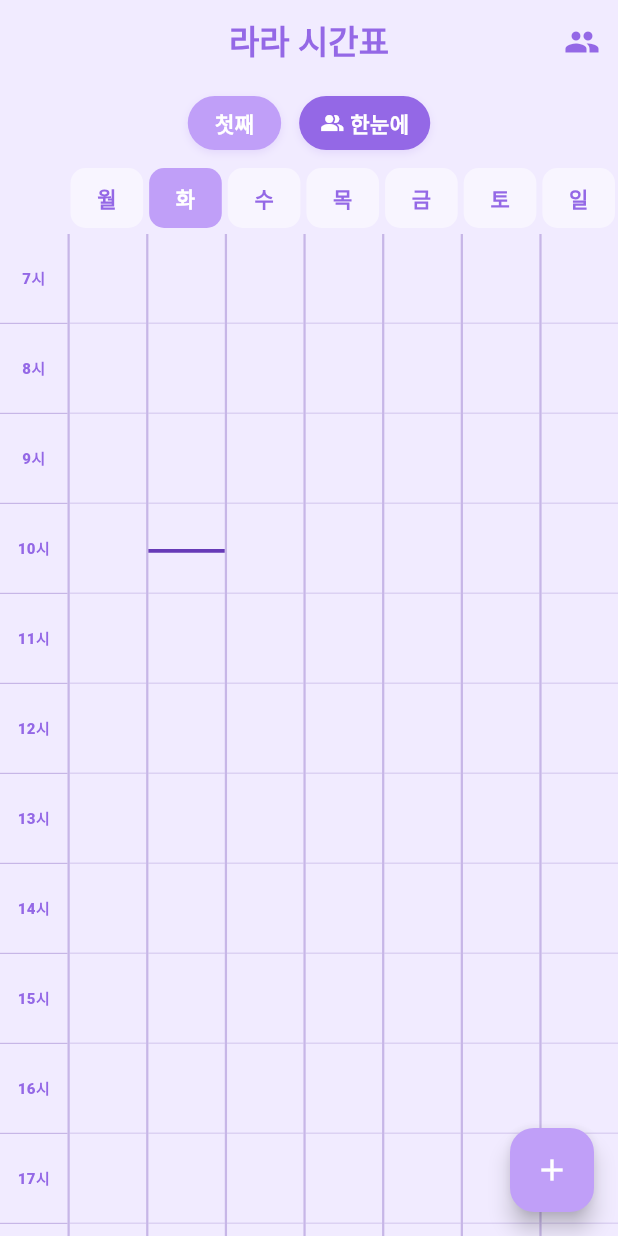
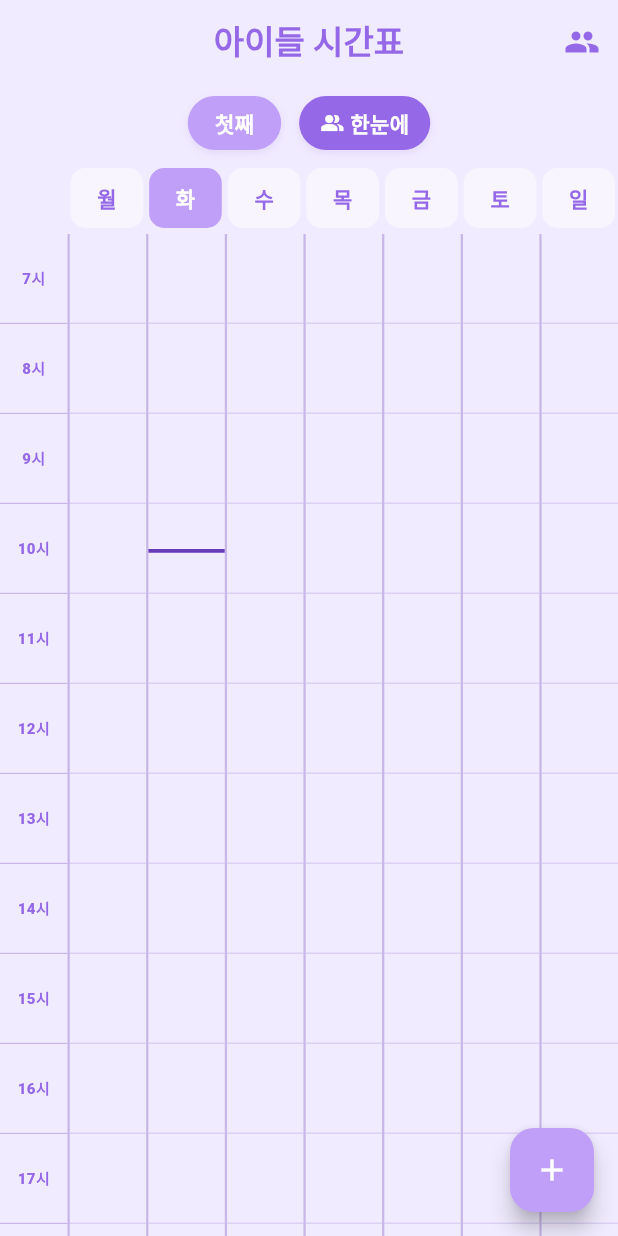
Before and after one commit to grey-shack-it/LaRa_Timetable, a Flutter app: the screen it shows after launch, after a tap on "한눈에", on a phone screen of 412 x 824 dp. Run offline on Flutter 3.47's test engine with Material 3 defaults, Android fonts, the phone set to English and light mode, and no system bars; our stand-ins replace flutter_local_notifications, flutter_native_splash, get, google_mobile_ads, hive, hive_flutter and 1 more; accounts and stored records are empty; network calls fail.

Commit message:
로고수정-그리고 앱바제목 수정

```diff
--- a/lib/modules/home/home_view.dart
+++ b/lib/modules/home/home_view.dart
@@ -91,13 +91,18 @@ class _HomeViewState extends State<HomeView> {
     return Scaffold(
       backgroundColor: AppColors.lightPurple,
       appBar: AppBar(
-        title: const Text(
-          '라라 시간표',
-          style: TextStyle(
-            fontWeight: FontWeight.w900,
-            color: AppColors.darkPurple,
-          ),
-        ),
+        title: Obx(() {
+          final title = controller.isOverlapView.value
+              ? '아이들 시간표'
+              : '${controller.getProfileName(controller.selectedChildId.value)}의 시간표';
+          return Text(
+            title,
+            style: const TextStyle(
+              fontWeight: FontWeight.w900,
+              color: AppColors.darkPurple,
+            ),
+          );
+        }),
         centerTitle: true,
         backgroundColor: AppColors.lightPurple,
         elevation: 0,
```
Also changed, not shown: assets/images/larapapa.png, 29 other files.
